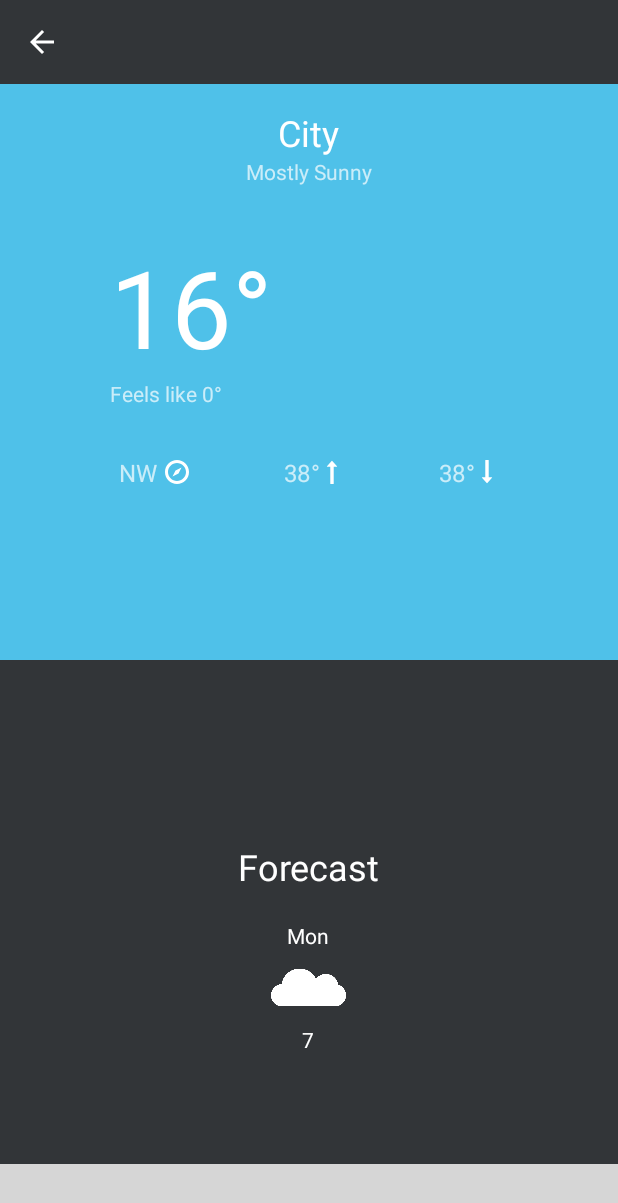
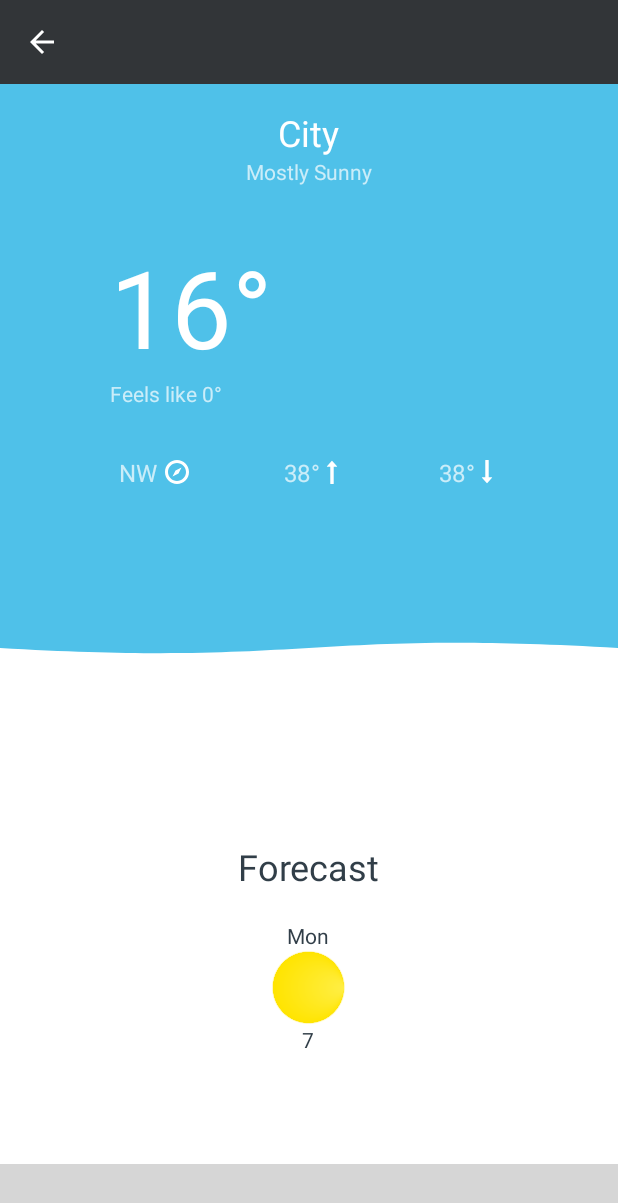
Before and after one commit to ryanwr/weather, an Android app: the DetailForecastFragment screen opened directly, with no data from a screen before it, on a phone screen of 412 x 824 dp. Shown: the top 1203 px of the screen. Run offline under Robolectric (Android 15) with nearby library versions, the phone set to English and light mode, and no system bars; our stand-ins replace ButterKnife, Dagger/Hilt's generated code, Timber; libraries missing offline, so code that uses them is left out: com.frogermcs.androiddevmetrics, com.plattysoft.leonids, com.squareup.leakcanary, me.relex.circleindicator; plain views replace CircleIndicator; 12 statements that could not run were skipped; grey boxes are pictures that could not be loaded.

Commit message:
Added wave divider on detail screen, needs work on transitions

```diff
--- a/app/src/main/res/drawable/wave.xml
+++ b/app/src/main/res/drawable/wave.xml
@@ -1,15 +1,11 @@
 <?xml version="1.0" encoding="utf-8"?>
 <vector xmlns:android="http://schemas.android.com/apk/res/android"
-    android:width="100dp"
+    android:width="500dp"
     android:height="50dp"
     android:viewportWidth="1"
-    android:viewportHeight="1">
+    android:viewportHeight="0.5">
+
     <path
         android:fillColor="#FFFFFF"
-        android:pathData="M 0, 0
-                          v -0.5
-                          c 0.5 0.15, 0.5 -0.15, 1 0
-                          v 0.5
-                          Z"
-    />
+        android:pathData="M 0, 1.2 v -1 c 0.5 0.2, 0.5 -0.2, 1 0 v 1.2 Z" />
 </vector>
--- a/app/src/main/res/layout/fragment_detail.xml
+++ b/app/src/main/res/layout/fragment_detail.xml
@@ -1,9 +1,15 @@
-<LinearLayout xmlns:android="http://schemas.android.com/apk/res/android"
+<RelativeLayout xmlns:android="http://schemas.android.com/apk/res/android"
     xmlns:tools="http://schemas.android.com/tools"
     android:layout_width="match_parent"
     android:layout_height="match_parent"
     android:orientation="vertical"
     tools:context=".ui.detailscreen.DetailFragment">
+
+    <LinearLayout
+        android:id="@+id/split_layout"
+        android:layout_width="match_parent"
+        android:layout_height="match_parent"
+        android:orientation="vertical">
 
         <LinearLayout
             android:id="@+id/main_section"
@@ -17,7 +23,6 @@
             android:gravity="center_horizontal"
             android:orientation="vertical"
             android:background="@color/sunnyBg">
-
 
             <TextView
                 android:id="@+id/txt_location"
@@ -141,7 +146,8 @@
         <FrameLayout
             android:layout_width="match_parent"
             android:layout_height="0dp"
-        android:layout_weight="1">
+            android:layout_weight="1"
+            android:background="@color/white">
 
             <android.support.v4.view.ViewPager
                 android:id="@+id/view_pager"
@@ -157,5 +163,14 @@
                 android:layout_height="48dp"/>
         </FrameLayout>
 
+    </LinearLayout>
 
-</LinearLayout>
+    <ImageView
+        android:layout_width="match_parent"
+        android:layout_height="40dp"
+        android:layout_centerVertical="true"
+        android:src="@drawable/wave"
+        android:paddingBottom="10dp"
+        android:scaleType="fitXY"/>
+
+</RelativeLayout>
--- a/app/src/main/res/layout/fragment_detail_forecast.xml
+++ b/app/src/main/res/layout/fragment_detail_forecast.xml
@@ -12,7 +12,7 @@
         android:layout_height="wrap_content"
         android:text="Forecast"
         android:textSize="24sp"
-        android:textColor="@color/colorTextPrimaryLight"/>
+        android:textColor="@color/colorTextPrimaryDark"/>
 
     <LinearLayout
         android:id="@+id/forecast_container"
@@ -33,19 +33,19 @@
                 android:layout_height="wrap_content"
                 android:text="Mon"
                 android:textSize="14sp"
-                android:textColor="@color/colorTextPrimaryLight"/>
+                android:textColor="@color/colorTextPrimaryDark"/>
 
             <ImageView
                 android:layout_width="50dp"
                 android:layout_height="50dp"
-                android:src="@drawable/cloud"/>
+                android:src="@drawable/sun"/>
 
             <TextView
                 android:layout_width="wrap_content"
                 android:layout_height="wrap_content"
                 android:text="7"
                 android:textSize="14sp"
-                android:textColor="@color/colorTextPrimaryLight"/>
+                android:textColor="@color/colorTextPrimaryDark"/>
 
         </LinearLayout>
 
```
Also changed, not shown: app/src/main/res/drawable/wave_background.xml (+3 -4 lines). Lines whose indentation alone changed are shown as unchanged.
